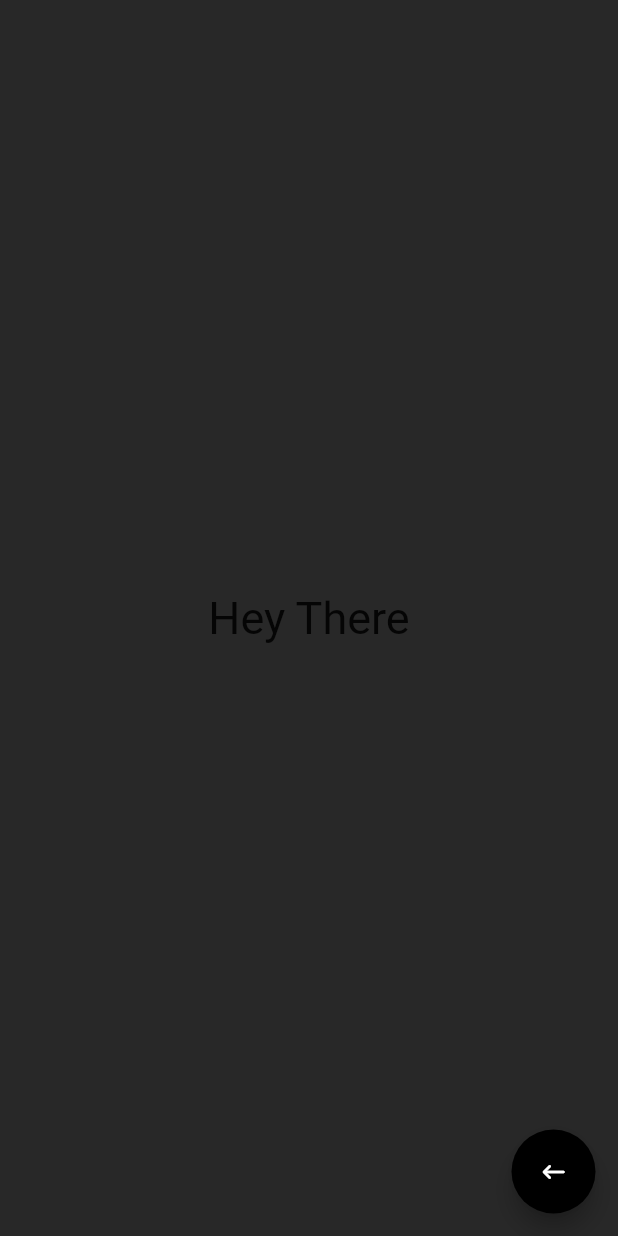
After one commit to TMatrix/textNcolor, a Flutter app: the screen it shows after launch, on a phone screen of 412 x 824 dp. The commit adds this screen. Run offline on Flutter 3.47's test engine with Material 2 defaults, Android fonts, the phone set to English and light mode, and no system bars.

Commit message:
Refactored content page widget, fix readme file

```diff
--- a/lib/ui/content_page/content_page.dart
+++ b/lib/ui/content_page/content_page.dart
@@ -1,6 +1,6 @@
 import 'package:flutter/material.dart';
-import 'package:provider/provider.dart';
-import '../../models/backgroundColor.dart';
+import './widgets/backgroundContainer.dart';
+import './widgets/returnBackButton.dart';
 
 class ContentPage extends StatelessWidget {
   @override
@@ -8,36 +8,8 @@ class ContentPage extends StatelessWidget {
     return Scaffold(
       body: Stack(
         children: [
-          GestureDetector(
-            onTap: () {
-              context.read<BackgroundColor>().getNextColor();
-            },
-            child: Container(
-              color: context.watch<BackgroundColor>().bgColor,
-              constraints: BoxConstraints.expand(),
-              child: Center(
-                child: Text(
-                  'Hey There',
-                  style: TextStyle(fontSize: 30),
-                ),
-              ),
-            ),
-          ),
-          Positioned(
-            bottom: 15,
-            right: 15,
-            child: FloatingActionButton(
-              child: Icon(
-                Icons.keyboard_backspace_rounded,
-                size: 20,
-              ),
-              backgroundColor: context.watch<BackgroundColor>().lastAddedColor,
-              onPressed: () {
-                context.read<BackgroundColor>().getPreviousColor();
-              },
-              tooltip: 'RGB ${context.watch<BackgroundColor>().rgbList}',
-            ),
-          ),
+          BackgroundContainer(),
+          ReturnBackButton(),
         ],
       ),
     );
--- /dev/null
+++ b/lib/ui/content_page/widgets/backgroundContainer.dart
@@ -0,0 +1,28 @@
+import 'package:flutter/material.dart';
+import 'package:provider/provider.dart';
+import '../../../models/backgroundColor.dart';
+
+class BackgroundContainer extends StatelessWidget {
+  const BackgroundContainer({
+    Key key,
+  }) : super(key: key);
+
+  @override
+  Widget build(BuildContext context) {
+    return GestureDetector(
+      onTap: () {
+        context.read<BackgroundColor>().getNextColor();
+      },
+      child: Container(
+        color: context.watch<BackgroundColor>().bgColor,
+        constraints: BoxConstraints.expand(),
+        child: Center(
+          child: Text(
+            'Hey There',
+            style: TextStyle(fontSize: 30),
+          ),
+        ),
+      ),
+    );
+  }
+}
--- /dev/null
+++ b/lib/ui/content_page/widgets/returnBackButton.dart
@@ -0,0 +1,28 @@
+import 'package:flutter/material.dart';
+import 'package:provider/provider.dart';
+import 'package:text_n_color/models/backgroundColor.dart';
+
+class ReturnBackButton extends StatelessWidget {
+  const ReturnBackButton({
+    Key key,
+  }) : super(key: key);
+
+  @override
+  Widget build(BuildContext context) {
+    return Positioned(
+      bottom: 15,
+      right: 15,
+      child: FloatingActionButton(
+        child: Icon(
+          Icons.keyboard_backspace_rounded,
+          size: 20,
+        ),
+        backgroundColor: context.watch<BackgroundColor>().lastAddedColor,
+        onPressed: () {
+          context.read<BackgroundColor>().getPreviousColor();
+        },
+        tooltip: 'RGB ${context.watch<BackgroundColor>().rgbList}',
+      ),
+    );
+  }
+}
```
Also changed, not shown: 1 other file.
